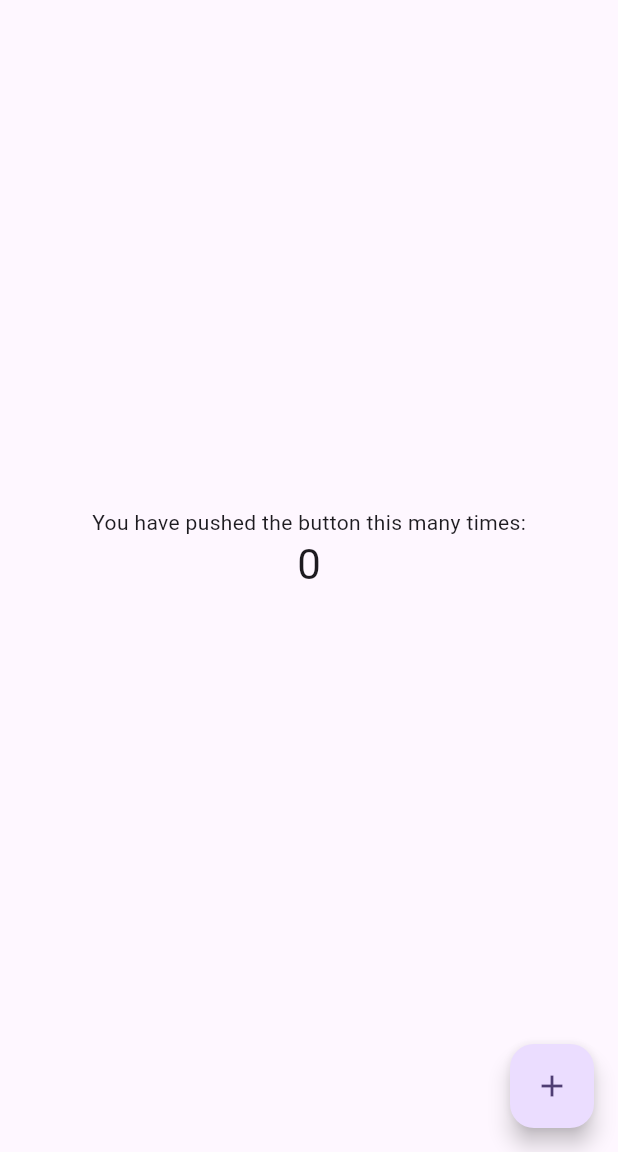
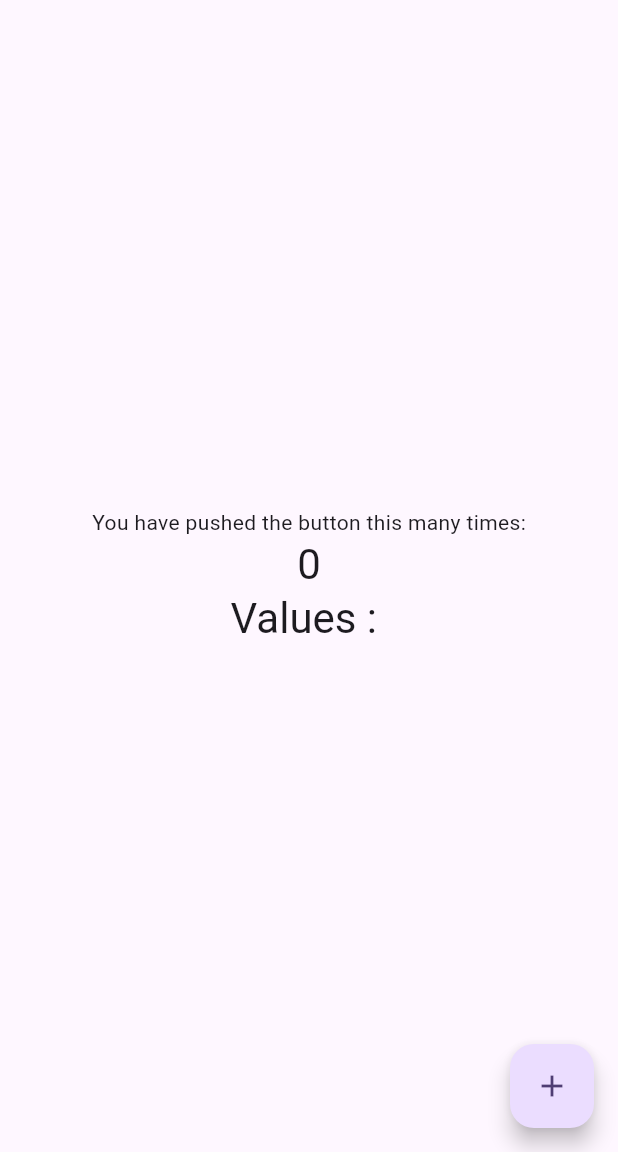
Before and after one commit to AKASH-ROYAL/Why0823, a Flutter app: the screen it shows after launch, on a phone screen of 412 x 824 dp, the part 84-1236 px from its top. Run offline on Flutter 3.47's test engine with Material 2 defaults, Android fonts, the phone set to English and light mode, and no system bars.

```diff
--- a/lib/main.dart
+++ b/lib/main.dart
@@ -59,7 +59,7 @@ class MyHomePage extends StatefulWidget {
 
 class _MyHomePageState extends State<MyHomePage> {
   int _counter = 0;
-  String _text = " ";
+  String _text = "Values : ";
 
   void _incrementCounter() {
     setState(() {
```
